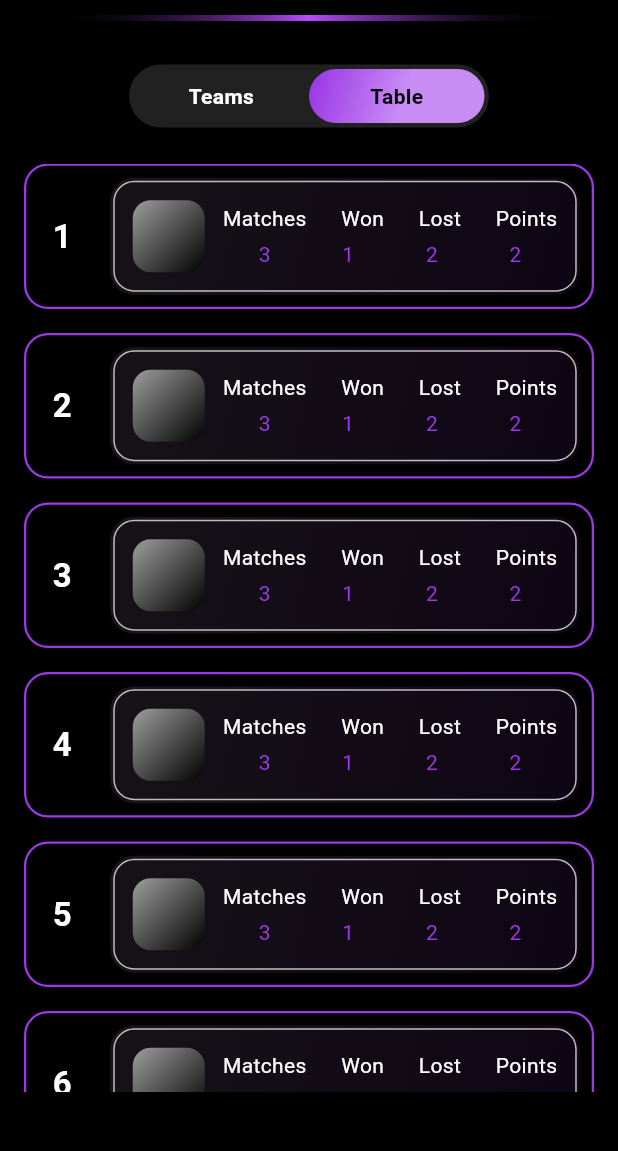
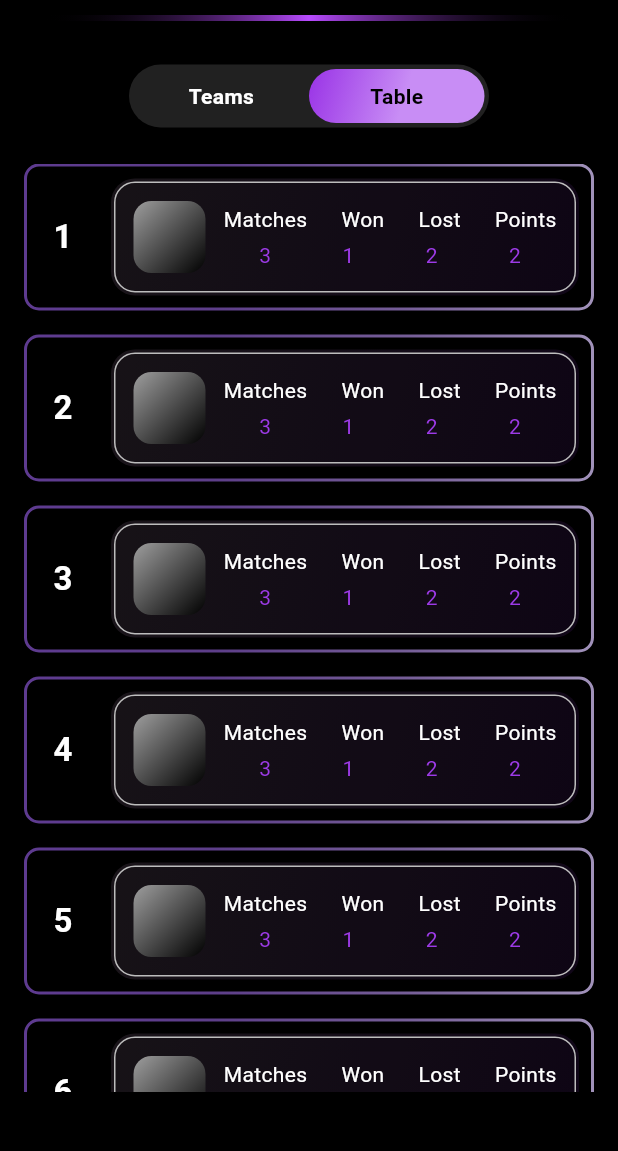
Before and after one commit to Toph-earth/robowars, a Flutter app: the TeamScreen screen opened directly, after a tap on "Table", on a phone screen of 412 x 824 dp, the part 69-1220 px from its top. Run offline on Flutter 3.47's test engine with Material 3 defaults, Android fonts, the phone set to English and light mode, and no system bars; our stand-ins replace curved_labeled_navigation_bar, flutter_riverpod, flutter_svg, google_fonts, gradient_borders, riverpod_annotation and 1 more; generated files the repository leaves out were written again; Roboto replaces fonts that are missing (Trajan Pro).

Commit message:
Updated UI

```diff
--- a/lib/home_page/teams_screen.dart
+++ b/lib/home_page/teams_screen.dart
@@ -260,7 +260,17 @@ class _TeamScreenState extends State<TeamScreen>  {
         Container(
           padding: const EdgeInsets.symmetric(horizontal: 20, vertical: 20),
           decoration: BoxDecoration(
-            border: Border.all(color: Color(0xFF9D3AE7), width: 1.5),
+            border: GradientBoxBorder(
+              width: 3,
+              gradient: LinearGradient(
+                colors: [
+                  Color.fromARGB(250, 96, 60, 147),
+                  Color.fromARGB(255, 93, 62, 137),
+                  Color.fromRGBO(119, 95, 154, 0.98),
+                  Color.fromARGB(255, 161, 146, 186),
+                ],
+              ),
+            ),
             borderRadius: BorderRadius.circular(20),
           ),
           child: ListView.separated(
@@ -379,8 +389,18 @@ class _TeamScreenState extends State<TeamScreen>  {
         return Container(
           margin: const EdgeInsets.only(bottom: 16),
           decoration: BoxDecoration(
-            borderRadius: BorderRadius.circular(16),
-            border: Border.all(color: const Color(0xFF9D3AE7), width: 1.5),
+            border: GradientBoxBorder(
+              width: 2,
+              gradient: LinearGradient(
+                colors: [
+                  Color.fromARGB(250, 96, 60, 147),
+                  Color.fromARGB(255, 93, 62, 137),
+                  Color.fromRGBO(119, 95, 154, 0.98),
+                  Color.fromARGB(255, 161, 146, 186),
+                ],
+              ),
+            ),
+            borderRadius: BorderRadius.circular(10),
           ),
           child: Row(
             children: [
```
